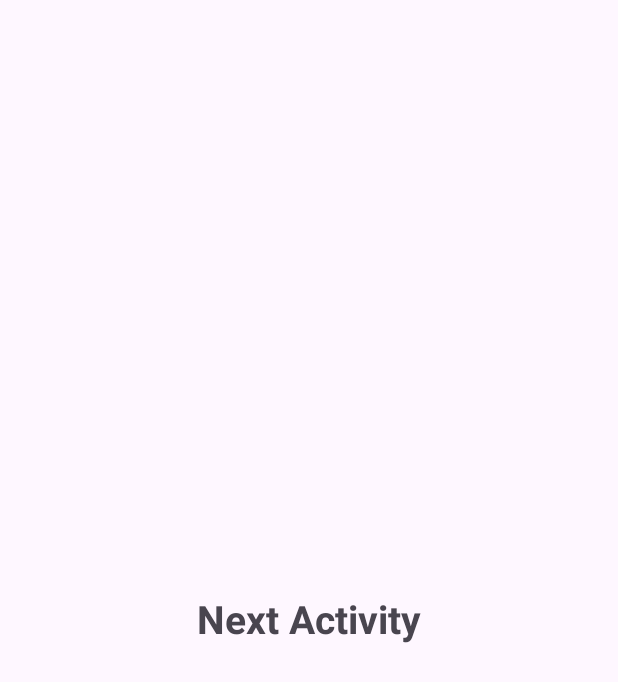
After one commit to dnyaneshrt/IntentTestItp5, an Android app: the NextActivity screen opened directly, with no data from a screen before it, on a phone screen of 412 x 824 dp. The commit adds this screen. Shown: the top 682 px of the screen. Run offline under Robolectric (Android 15) with nearby library versions, the phone set to English and light mode, and no system bars.

Commit message:
explicit intent

```diff
--- a/app/src/main/AndroidManifest.xml
+++ b/app/src/main/AndroidManifest.xml
@@ -13,6 +13,9 @@
         android:theme="@style/Theme.IntentTestITP"
         tools:targetApi="31">
         <activity
+            android:name=".NextActivity"
+            android:exported="false" />
+        <activity
             android:name=".MainActivity"
             android:exported="true">
             <intent-filter>
--- /dev/null
+++ b/app/src/main/java/com/itp/intenttestitp/NextActivity.java
@@ -0,0 +1,22 @@
+package com.itp.intenttestitp;
+
+import androidx.appcompat.app.AppCompatActivity;
+
+import android.annotation.SuppressLint;
+import android.os.Bundle;
+import android.widget.TextView;
+
+public class NextActivity extends AppCompatActivity {
+
+    TextView tv;
+    @SuppressLint("MissingInflatedId")
+    @Override
+    protected void onCreate(Bundle savedInstanceState) {
+        super.onCreate(savedInstanceState);
+        setContentView(R.layout.activity_next);
+        tv=findViewById(R.id.tv_name);
+
+        String sentName=getIntent().getStringExtra("myname");
+        tv.setText(sentName);
+    }
+}
--- /dev/null
+++ b/app/src/main/res/layout/activity_next.xml
@@ -0,0 +1,34 @@
+<?xml version="1.0" encoding="utf-8"?>
+<androidx.constraintlayout.widget.ConstraintLayout xmlns:android="http://schemas.android.com/apk/res/android"
+    xmlns:app="http://schemas.android.com/apk/res-auto"
+    xmlns:tools="http://schemas.android.com/tools"
+    android:layout_width="match_parent"
+    android:layout_height="match_parent"
+    tools:context=".NextActivity">
+
+    <TextView
+        android:id="@+id/textView"
+        android:layout_width="wrap_content"
+        android:layout_height="wrap_content"
+        android:text="Next Activity"
+        android:textSize="26sp"
+        android:textStyle="bold"
+        app:layout_constraintBottom_toBottomOf="parent"
+        app:layout_constraintEnd_toEndOf="parent"
+        app:layout_constraintStart_toStartOf="parent"
+        app:layout_constraintTop_toTopOf="parent" />
+
+    <TextView
+        android:id="@+id/tv_name"
+        android:layout_width="wrap_content"
+        android:layout_height="wrap_content"
+        android:text="TextView"
+        android:textSize="26sp"
+        android:textStyle="bold"
+        app:layout_constraintBottom_toBottomOf="parent"
+        app:layout_constraintEnd_toEndOf="parent"
+        app:layout_constraintHorizontal_bias="0.498"
+        app:layout_constraintStart_toStartOf="parent"
+        app:layout_constraintTop_toBottomOf="@+id/textView"
+        app:layout_constraintVertical_bias="0.179" />
+</androidx.constraintlayout.widget.ConstraintLayout>
```
Also changed, not shown: app/src/main/java/com/itp/intenttestitp/MainActivity.java (+37 -1 lines).
